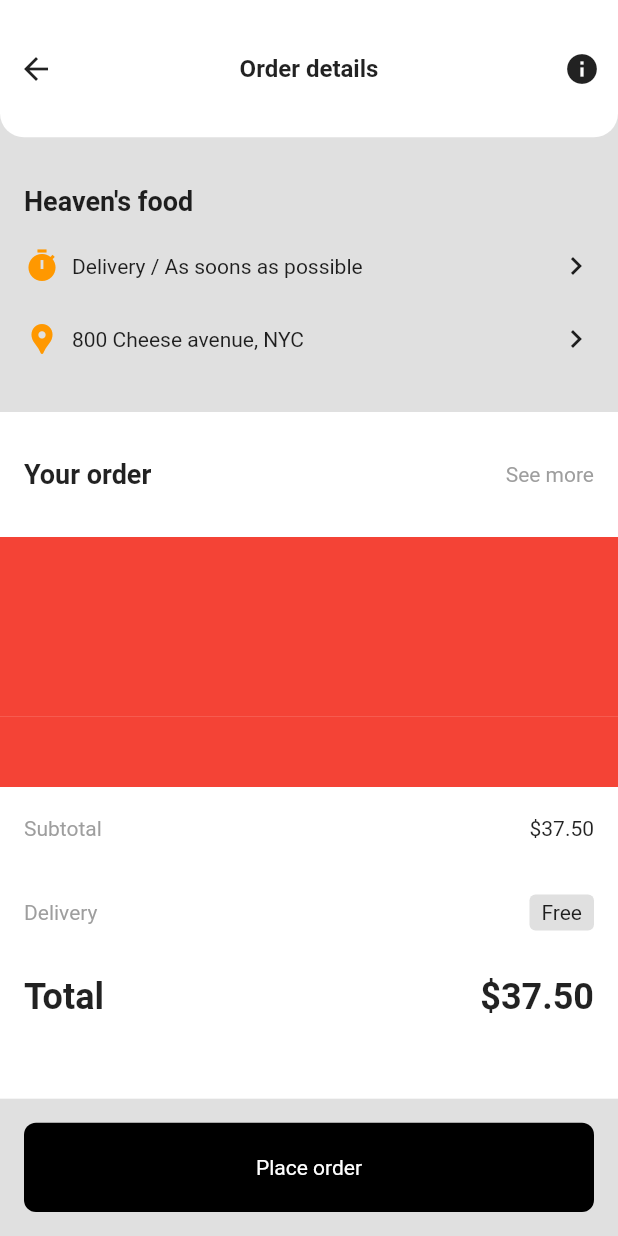
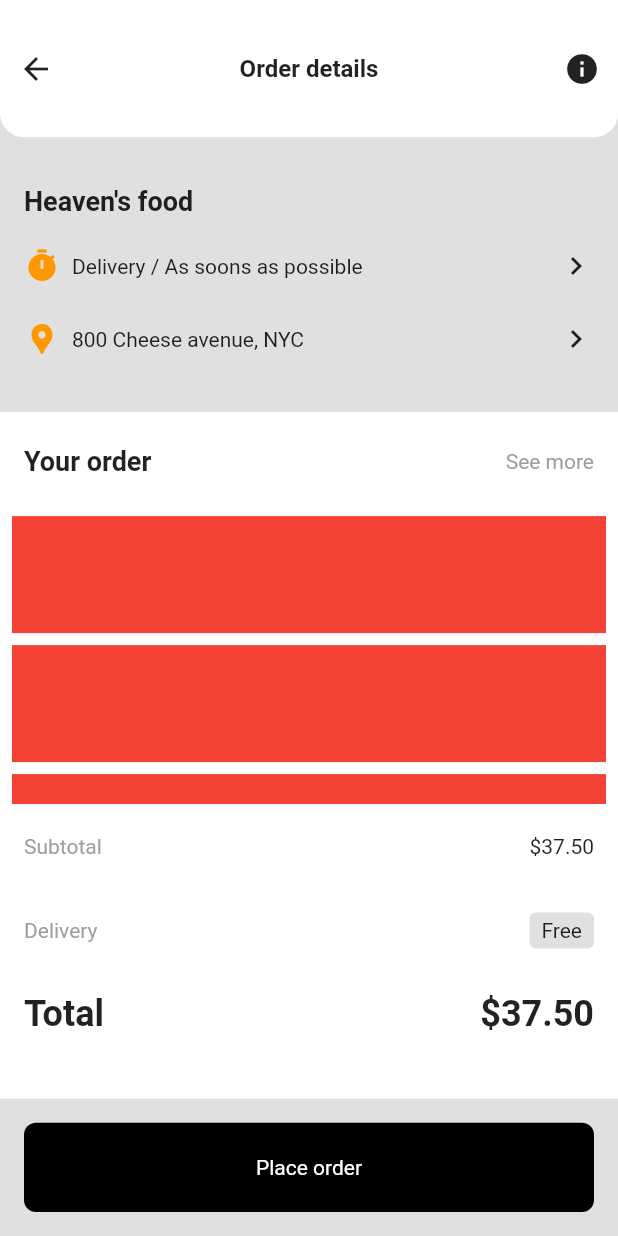
Before and after one commit to JAICHANGPARK/flutter_notebook_11th_story, a Flutter app: the screen it shows after launch, item 2 of the bottom bar chosen, on a phone screen of 412 x 824 dp. Run offline on Flutter 3.47's test engine with Material 2 defaults, Android fonts, the phone set to English and light mode, and no system bars; our stand-ins replace backdrop, badges, flutter_inner_drawer, flutter_slidable, flutter_swiper, google_fonts; network calls fail.

Commit message:
Update food_order_page.dart

```diff
--- a/lib/ep744_food_app/ui/food_order_page.dart
+++ b/lib/ep744_food_app/ui/food_order_page.dart
@@ -118,15 +118,20 @@ class _FoodOrderPageState extends State<FoodOrderPage> {
                           ),
                         )),
                     Expanded(
-                        flex: 4,
-                        child: ListView.builder(itemBuilder: (context, index) {
-                          return Container(
-                            height: 120,
-                            color: Colors.red,
+                        flex: 6,
+                        child: ListView.builder(
+                          itemCount: 3,
+                            itemBuilder: (context, index) {
+                          return Padding(
+                            padding: const EdgeInsets.symmetric(vertical: 4,horizontal: 8),
+                            child: Container(
+                              height: 78,
+                              color: Colors.red,
+                            ),
                           );
                         })),
                     Expanded(
-                        flex: 5,
+                        flex: 6,
                         child: Column(
                           crossAxisAlignment: CrossAxisAlignment.start,
                           children: [
```
